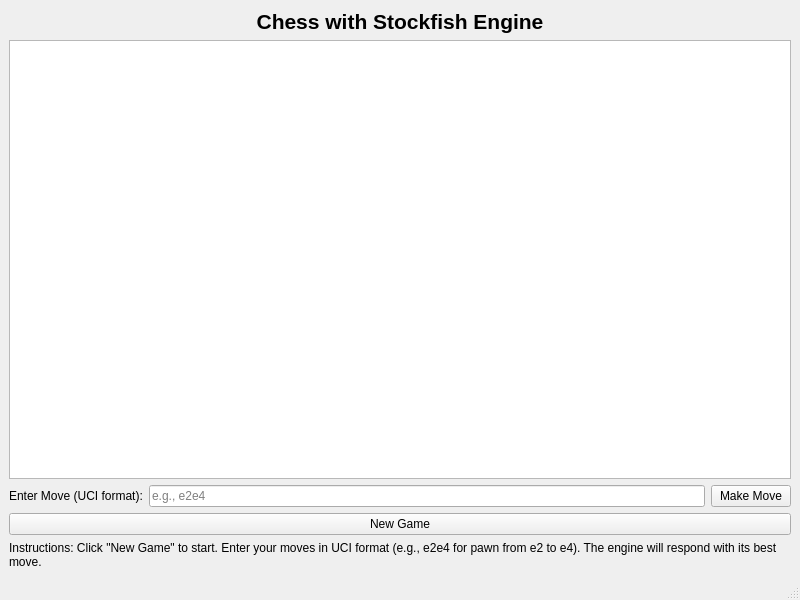
First picture: the form in chessai.ui, repository 41343112/ChessAi, before the edit.
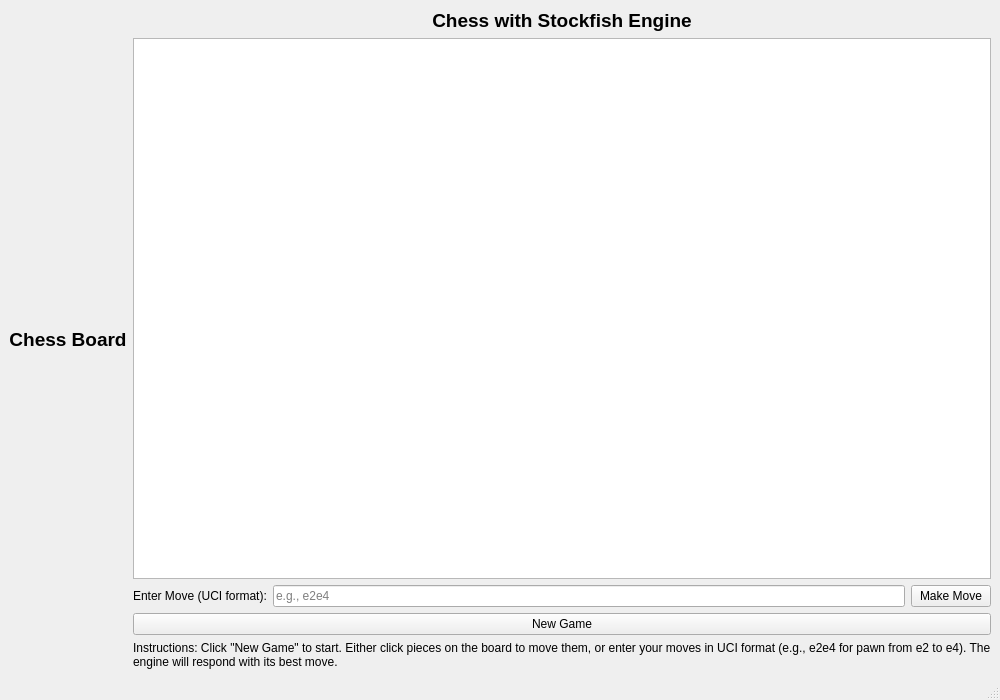
Second picture: the form after the edit.

Commit message: Add visual chess board interface with piece rendering and click interaction

```diff
--- a/chessai.ui
+++ b/chessai.ui
@@ -6,15 +6,38 @@
    <rect>
     <x>0</x>
     <y>0</y>
-    <width>800</width>
-    <height>600</height>
+    <width>1000</width>
+    <height>700</height>
    </rect>
   </property>
   <property name="windowTitle">
    <string>ChessAi - Stockfish Engine</string>
   </property>
   <widget class="QWidget" name="centralwidget">
-   <layout class="QVBoxLayout" name="verticalLayout">
+   <layout class="QHBoxLayout" name="mainLayout">
+    <item>
+     <layout class="QVBoxLayout" name="boardLayout">
+      <item>
+       <widget class="QLabel" name="labelBoardTitle">
+        <property name="text">
+         <string>Chess Board</string>
+        </property>
+        <property name="alignment">
+         <set>Qt::AlignCenter</set>
+        </property>
+        <property name="font">
+         <font>
+          <pointsize>14</pointsize>
+          <weight>75</weight>
+          <bold>true</bold>
+         </font>
+        </property>
+       </widget>
+      </item>
+     </layout>
+    </item>
+    <item>
+     <layout class="QVBoxLayout" name="controlLayout">
     <item>
      <widget class="QLabel" name="labelTitle">
       <property name="text">
@@ -25,7 +48,7 @@
       </property>
       <property name="font">
        <font>
-        <pointsize>16</pointsize>
+          <pointsize>14</pointsize>
         <weight>75</weight>
         <bold>true</bold>
        </font>
@@ -36,7 +59,7 @@
      <widget class="QTextBrowser" name="textBrowser">
       <property name="minimumSize">
        <size>
-        <width>0</width>
+          <width>400</width>
         <height>300</height>
        </size>
       </property>
@@ -77,7 +100,7 @@
     <item>
      <widget class="QLabel" name="labelHelp">
       <property name="text">
-       <string>Instructions: Click "New Game" to start. Enter your moves in UCI format (e.g., e2e4 for pawn from e2 to e4). The engine will respond with its best move.</string>
+         <string>Instructions: Click "New Game" to start. Either click pieces on the board to move them, or enter your moves in UCI format (e.g., e2e4 for pawn from e2 to e4). The engine will respond with its best move.</string>
       </property>
       <property name="wordWrap">
        <bool>true</bool>
@@ -85,6 +108,8 @@
      </widget>
     </item>
    </layout>
+    </item>
+   </layout>
   </widget>
   <widget class="QMenuBar" name="menubar">
    <property name="geometry">
```
Left out of the diff: 2 changed lines with no effect on the pictures. Lines whose indentation alone changed are shown as unchanged. The commit also changes 5 other files.
